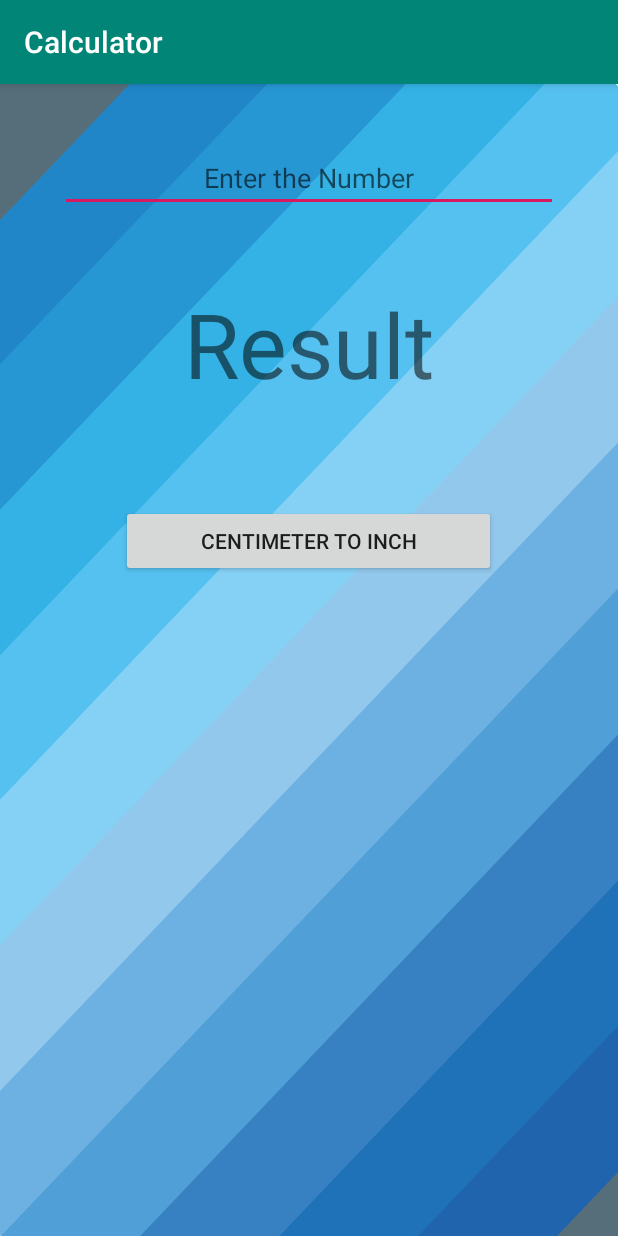
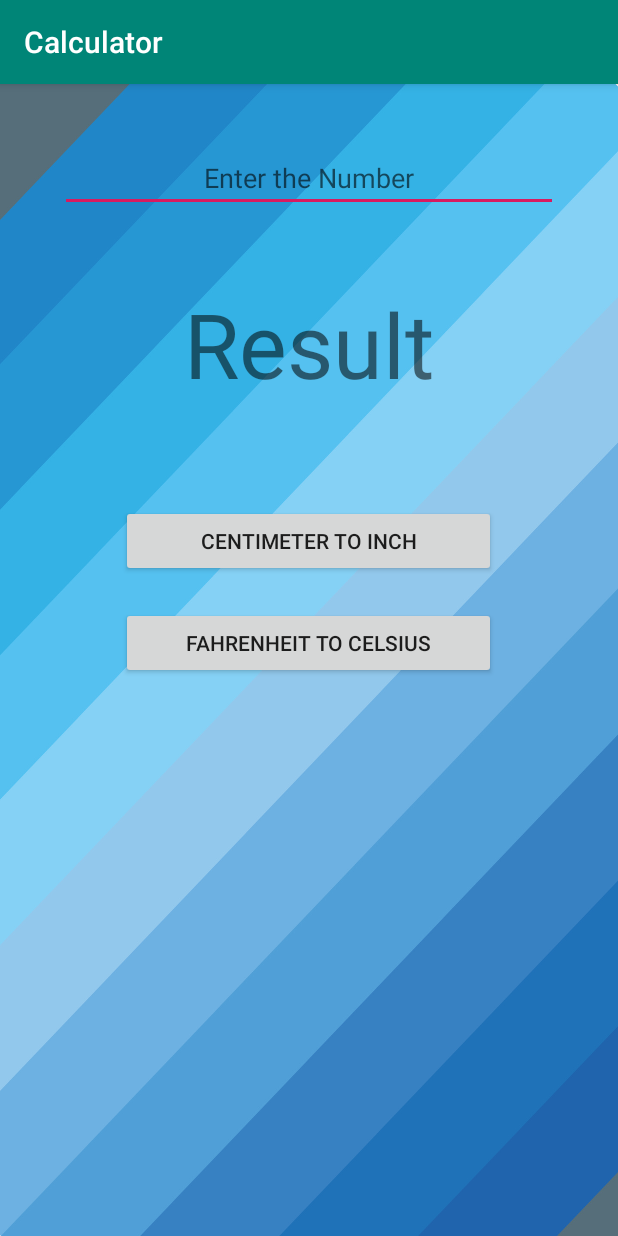
Before and after one commit to murad2778/Calculator, an Android app: the Converter screen opened directly, with no data from a screen before it, on a phone screen of 412 x 824 dp. Run offline under Robolectric (Android 15) with nearby library versions, the phone set to English and light mode, and no system bars.

Commit message:
Fahrenheit to celsius added

```diff
--- a/app/src/main/java/com/example/mynavigation/Converter.java
+++ b/app/src/main/java/com/example/mynavigation/Converter.java
@@ -11,7 +11,8 @@ public class Converter extends AppCompatActivity {
 
     TextView result,hint,hint2;
     EditText number1;
-    Button cmtoinch;
+    Button cmtoinch,fahtocel;
+
 
     double result_num;
     double num1;
@@ -28,12 +29,13 @@ public class Converter extends AppCompatActivity {
         number1 = (EditText) findViewById(R.id.number1);
 
         cmtoinch = (Button) findViewById(R.id.cmtoinch);
+        fahtocel = (Button) findViewById(R.id.fahtocel);
 
         cmtoinch.setOnClickListener(new View.OnClickListener() {
             @Override
             public void onClick(View v) {
 
-                num1 = Integer.parseInt(number1.getText().toString());
+                num1 = Float.parseFloat(number1.getText().toString());
                 hint.setText(num1+"cm =");
                 hint2.setText("inch");
 
@@ -44,5 +46,21 @@ public class Converter extends AppCompatActivity {
 
 
         });
+
+        fahtocel.setOnClickListener(new View.OnClickListener() {
+            @Override
+            public void onClick(View v) {
+
+                num1 = Float.parseFloat(number1.getText().toString());
+                hint.setText(num1+"Fahrenheit =");
+                hint2.setText("Celsius");
+
+                result_num = (num1-32)*5/9;
+                result.setText(String.valueOf(result_num));
+
+            }
+
+
+        });
     }
 }
--- a/app/src/main/res/layout/activity_converter.xml
+++ b/app/src/main/res/layout/activity_converter.xml
@@ -55,5 +55,14 @@
         android:layout_height="wrap_content"
         android:text="Centimeter to inch"    />
 
+    <Button
+
+        android:layout_gravity="center"
+        android:layout_marginTop="20dp"
+        android:id="@+id/fahtocel"
+        android:layout_width="250dp"
+        android:layout_height="wrap_content"
+        android:text="Fahrenheit to Celsius"    />
+
 
 </LinearLayout>
```
